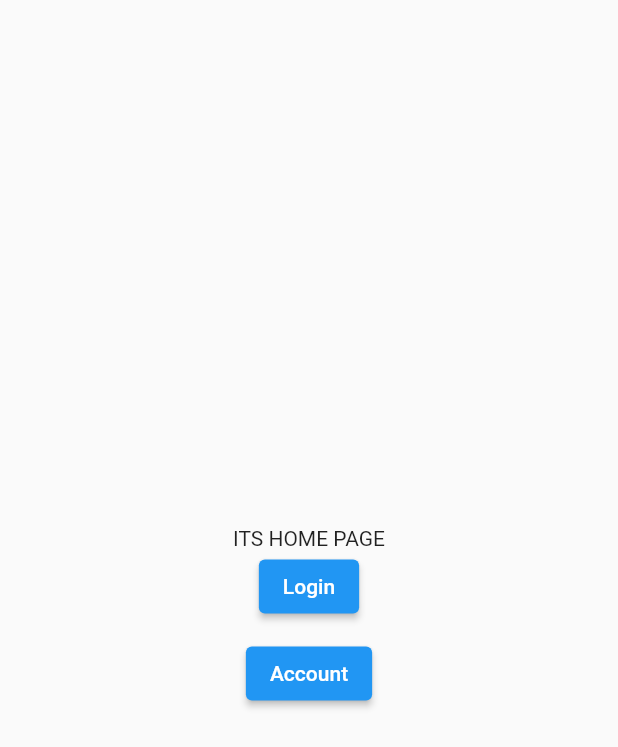
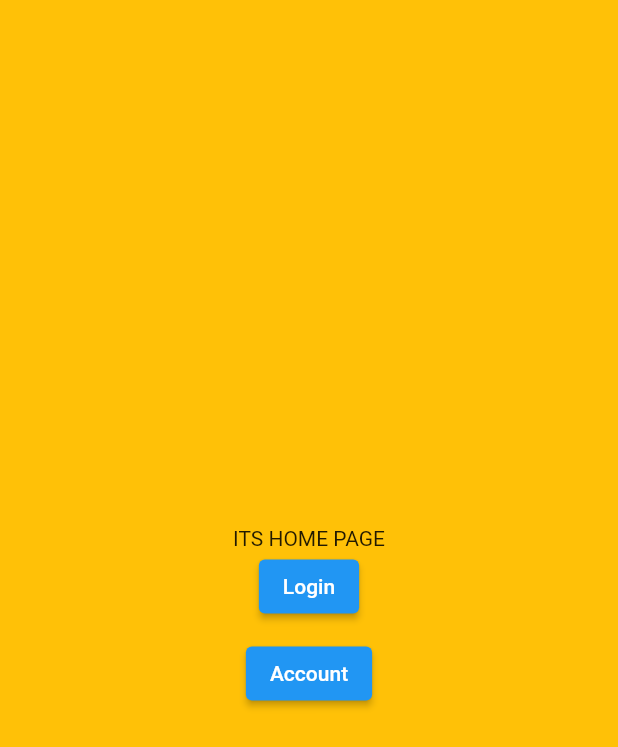
Before and after one commit to Alyona567844/project-----------, a Flutter app: the screen it shows after launch, on a phone screen of 412 x 824 dp. Shown: the top 747 px of the screen. Run offline on Flutter 3.47's test engine with Material 2 defaults, Android fonts, the phone set to English and light mode, and no system bars; our stand-ins replace get.

Commit message:
themecolor

```diff
--- a/lib/main.dart
+++ b/lib/main.dart
@@ -15,6 +15,7 @@ class MyApp extends StatelessWidget {
   @override
   Widget build(BuildContext context) {
     return GetMaterialApp(
+      theme: ThemeData(scaffoldBackgroundColor: Colors.amber),
       debugShowCheckedModeBanner: false,
       initialRoute: '/',
       getPages: [
```
